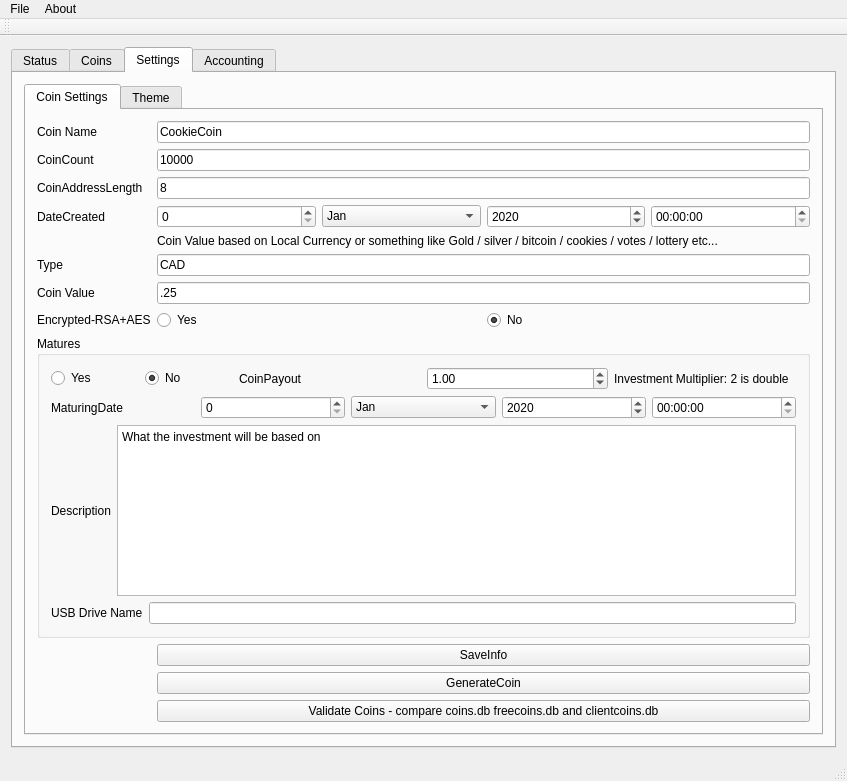
netpipe/EcoCoin, file qtCoin/mainwindow.ui: the form before one commit.
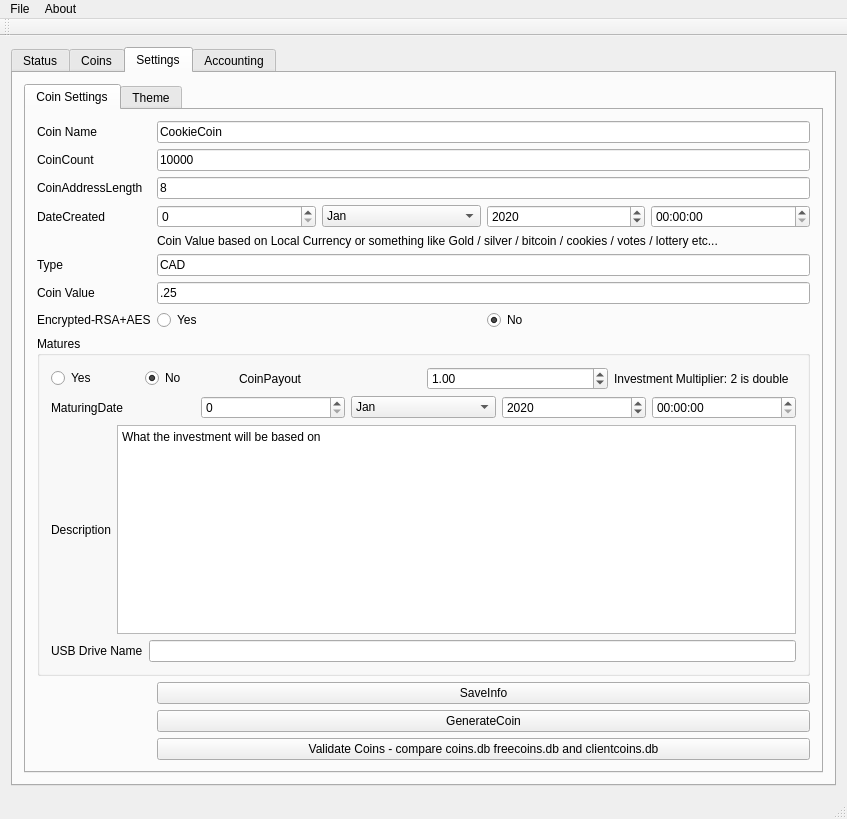
The form after the commit. The open tabs and pages were chosen to show the change.

```diff
--- a/qtCoin/mainwindow.ui
+++ b/qtCoin/mainwindow.ui
@@ -7,7 +7,7 @@
     <x>0</x>
     <y>0</y>
     <width>847</width>
-    <height>781</height>
+    <height>819</height>
    </rect>
   </property>
   <property name="windowTitle">
```
Left out of the diff: 2 changed lines with no effect on the pictures.
